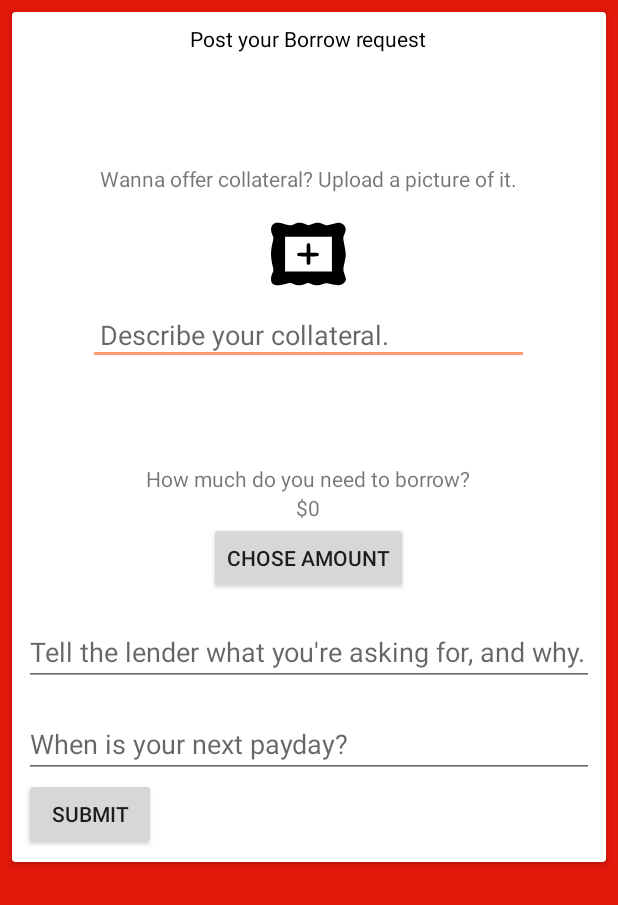
After one commit to cairacshields/Boan, an Android app: the layout form_borrow.xml on its own in the app's theme, with its tools: preview values and no code run, on a phone screen of 412 x 824 dp. The commit adds this screen. Shown: the top 905 px of the screen. Run offline under Robolectric (Android 15) with nearby library versions, the phone set to English and light mode, and no system bars.

Commit message:
Working on borrow request form:
~ Add in Picasso photo library
~ Set up new Firebase borrowRequest section
~ Added borrowRequest pojo for Firebase
~ Add layout for borrow request form
~ add dialog layout for numberPicker
~ Set up number picker for setting request amount
~ Set up date picker for choosing next pay date
~ send all data to Firebase under the correct node

```diff
--- a/app/build.gradle
+++ b/app/build.gradle
@@ -34,7 +34,8 @@ dependencies {
     implementation 'com.stripe:stripe-android:6.1.2'
     implementation 'com.firebaseui:firebase-ui-auth:4.1.0'
     implementation 'com.jakewharton:butterknife:8.8.1'
-    annotationProcessor 'com.jakewharton:butterknife-compiler:8.8.1'
+    implementation 'com.squareup.picasso:picasso:2.71828'
+    kapt 'com.jakewharton:butterknife-compiler:8.8.1'
     testImplementation 'junit:junit:4.12'
     androidTestImplementation 'com.android.support.test:runner:1.0.2'
     androidTestImplementation 'com.android.support.test.espresso:espresso-core:3.0.2'
--- a/app/src/main/AndroidManifest.xml
+++ b/app/src/main/AndroidManifest.xml
@@ -16,6 +16,7 @@
                 <category android:name="android.intent.category.LAUNCHER" />
             </intent-filter>
         </activity>
+        <activity android:name=".ui.BorrowForm" />
     </application>
 
 </manifest>
--- a/app/src/main/java/com/example/cairashields/boan/Objects/Users.java
+++ b/app/src/main/java/com/example/cairashields/boan/Objects/Users.java
@@ -7,13 +7,17 @@ public class Users {
     public String username;
     public String email;
     public String token;
+    public boolean isLender;
+
 
     public Users() {
         // Default constructor required for calls to DataSnapshot.getValue(User.class)
     }
 
-    public Users(String username, String email, String token) {
+    public Users(String username, String email, String token, boolean isLender) {
         this.username = username;
         this.email = email;
+        this.token = token;
+        this.isLender = isLender;
     }
 }
--- a/app/src/main/java/com/example/cairashields/boan/ui/SignUpFragment.kt
+++ b/app/src/main/java/com/example/cairashields/boan/ui/SignUpFragment.kt
@@ -13,6 +13,7 @@ import android.widget.EditText
 import android.widget.Toast
 import butterknife.BindView
 import butterknife.ButterKnife
+import com.example.cairashields.boan.MainActivity
 import com.example.cairashields.boan.R
 import com.firebase.ui.auth.AuthUI
 import com.firebase.ui.auth.IdpResponse
@@ -98,7 +99,7 @@ class SignUpFragment: Fragment(){
                     .check()
             if(emailValid && passwordValid && passwordsEqual) {
                 auth.signInWithEmailAndPassword(email!!, password!!)
-                        .addOnCompleteListener(activity!!.parent) { task ->
+                        .addOnCompleteListener(activity!! as MainActivity) { task ->
                             if (task.isSuccessful) {
                                 // Sign in success, update UI with the signed-in user's information
                                 Log.d(TAG, "signInWithEmail:success")
@@ -142,7 +143,7 @@ class SignUpFragment: Fragment(){
                     .check()
             if(emailValid && passwordValid && passwordsEqual) {
                 auth.createUserWithEmailAndPassword(email!!, password!!)
-                        .addOnCompleteListener(activity!!.parent) { task ->
+                        .addOnCompleteListener(activity as MainActivity) { task ->
                             if (task.isSuccessful) {
                                 // Sign in success, update UI with the signed-in user's information
                                 Log.d(TAG, "createUserWithEmail:success")
--- /dev/null
+++ b/app/src/main/res/drawable/ic_add_image.xml
@@ -0,0 +1,7 @@
+<vector android:height="24dp" android:viewportHeight="80"
+    android:viewportWidth="80" android:width="24dp" xmlns:android="http://schemas.android.com/apk/res/android">
+    <path android:fillColor="#000000"
+        android:pathData="M2,8c-2.4,2.4 -2.6,7 -0.5,11.1 1.4,2.6 1.4,3.5 0,8.8 -0.8,3.2 -1.5,8.5 -1.5,11.6 0,3.1 0.7,8.4 1.5,11.6 1.4,5.3 1.4,6.2 0,8.8 -2.1,4.1 -1.9,9.4 0.3,11.4 2.3,2.1 6.8,2.1 13.7,0.1 4.9,-1.4 5.7,-1.4 8.4,-0 3.8,2 8.2,2 12.4,-0 3.1,-1.5 3.6,-1.5 6.5,-0 3.9,2 7.9,2 12.5,0.1 3.1,-1.3 4.1,-1.3 8.7,0.1 7.2,2.1 11.8,1.6 14.4,-1.9 2,-2.7 2,-2.8 0.2,-8.1 -1.8,-5.1 -1.8,-5.6 -0.1,-13.4 1.7,-7.8 1.7,-8.5 0,-17.1 -1.8,-8.7 -1.8,-9.1 0,-13.1 2.2,-5 1.3,-8.7 -2.7,-10.9 -2.4,-1.4 -3.4,-1.3 -10,0.3 -6.9,1.7 -7.7,1.7 -10.6,0.2 -3.9,-2 -6.1,-2 -11.3,-0 -3.8,1.6 -4.3,1.6 -7.5,-0 -4.4,-2 -7.4,-2 -11.8,0.1 -3.3,1.5 -3.9,1.5 -9.6,-0 -7.8,-2.2 -10.6,-2.1 -13,0.3zM65,39.5l0,18.5 -25,-0 -25,-0 0,-18.5 0,-18.5 25,-0 25,-0 0,18.5z" android:strokeColor="#00000000"/>
+    <path android:fillColor="#000000"
+        android:pathData="M38,33l0,5 -5,-0c-4.3,-0 -5,0.3 -5,2 0,1.7 0.7,2 5,2l5,-0 0,4.5c0,3.8 0.3,4.5 2,4.5 1.7,-0 2,-0.7 2,-4.5l0,-4.5 4.5,-0c3.8,-0 4.5,-0.3 4.5,-2 0,-1.7 -0.7,-2 -4.5,-2l-4.5,-0 0,-5c0,-4.3 -0.3,-5 -2,-5 -1.7,-0 -2,0.7 -2,5z" android:strokeColor="#00000000"/>
+</vector>
--- /dev/null
+++ b/app/src/main/res/layout/form_borrow.xml
@@ -0,0 +1,112 @@
+<?xml version="1.0" encoding="utf-8"?>
+<RelativeLayout xmlns:android="http://schemas.android.com/apk/res/android"
+    android:layout_width="match_parent"
+    android:layout_height="match_parent"
+    android:background="@color/colorPrimary">
+
+    <android.support.v7.widget.CardView
+        android:layout_width="match_parent"
+        android:layout_height="wrap_content"
+        android:layout_margin="@dimen/small_margin"
+        android:elevation="3dp">
+        <android.support.v4.widget.NestedScrollView
+            android:layout_width="match_parent"
+            android:layout_height="wrap_content">
+
+        <LinearLayout
+            android:layout_width="match_parent"
+            android:layout_height="wrap_content"
+            android:layout_margin="@dimen/small_margin"
+            android:orientation="vertical">
+
+            <TextView
+                android:layout_width="wrap_content"
+                android:layout_height="wrap_content"
+                android:text="@string/post_request_title"
+                android:textColor="@color/black"
+                android:layout_gravity="center_horizontal"/>
+
+            <LinearLayout
+                android:layout_width="wrap_content"
+                android:layout_height="wrap_content"
+                android:layout_gravity="center_horizontal"
+                android:layout_marginTop="@dimen/huge_margin"
+                android:orientation="vertical"
+                android:padding="@dimen/small_margin">
+
+                <TextView
+                    android:layout_width="wrap_content"
+                    android:layout_height="wrap_content"
+                    android:layout_margin="@dimen/small_margin"
+                    android:padding="@dimen/small_margin"
+                    android:text="@string/collateral_offer" />
+
+                <ImageView
+                    android:id="@+id/user_collateral_pic"
+                    android:layout_width="75dp"
+                    android:layout_height="50dp"
+                    android:layout_gravity="center"
+                    android:src="@drawable/ic_add_image" />
+
+                <EditText
+                    android:id="@+id/collateral_description"
+                    android:layout_width="match_parent"
+                    android:layout_height="wrap_content"
+                    android:layout_margin="@dimen/small_margin"
+                    android:hint="@string/collater_describe"
+                    android:padding="@dimen/small_margin" />
+
+            </LinearLayout>
+
+            <LinearLayout
+                android:layout_width="wrap_content"
+                android:layout_height="wrap_content"
+                android:layout_gravity="center_horizontal"
+                android:layout_marginTop="@dimen/huge_margin"
+                android:orientation="vertical">
+
+                <TextView
+                    android:layout_width="wrap_content"
+                    android:layout_height="wrap_content"
+                    android:text="@string/borrow_amount" />
+
+                <TextView
+                    android:id="@+id/amount"
+                    android:layout_width="wrap_content"
+                    android:layout_height="wrap_content"
+                    android:layout_gravity="center_horizontal"
+                    android:text="$0" />
+
+                <Button
+                    android:id="@+id/borrow_amount"
+                    android:layout_width="wrap_content"
+                    android:layout_height="wrap_content"
+                    android:layout_gravity="center_horizontal"
+                    android:text="Chose amount" />
+            </LinearLayout>
+
+            <EditText
+                android:id="@+id/borrow_reason"
+                android:layout_width="match_parent"
+                android:layout_height="wrap_content"
+                android:layout_marginTop="@dimen/medium_margin"
+                android:hint="@string/reason_message" />
+
+            <EditText
+                android:id="@+id/borrow_repay_date"
+                android:layout_width="match_parent"
+                android:layout_height="wrap_content"
+                android:layout_marginTop="@dimen/medium_margin"
+                android:focusable="false"
+                android:hint="@string/payday" />
+
+            <Button
+                android:id="@+id/submit_request"
+                android:layout_width="wrap_content"
+                android:layout_height="wrap_content"
+                android:text="@string/submit" />
+        </LinearLayout>
+        </android.support.v4.widget.NestedScrollView>
+    </android.support.v7.widget.CardView>
+
+</RelativeLayout>
--- a/app/src/main/res/values/colors.xml
+++ b/app/src/main/res/values/colors.xml
@@ -1,7 +1,20 @@
 <?xml version="1.0" encoding="utf-8"?>
 <resources>
-    <color name="colorPrimary">#B0A3D4</color>
-    <color name="colorPrimaryDark">#CEBACF</color>
-    <color name="colorAccent">#D8D8F6</color>
+
+    <color name="black">#000000</color>
+
+    <color name="light_purple">#B0A3D4</color>
+    <color name="slightly_purple">#CEBACF</color>
+    <color name="blush_purple">#D8D8F6</color>
     <color name="white">#FFFFFF</color>
+
+    <color name="colorPrimaryDark">#E16036</color>
+    <color name="colorPrimary">#E3170A</color>
+    <color name="colorAccent">#FF9B71</color>
+    <color name="pinkish_peach">#F4796B</color>
+    <color name="blush_pink">#F4998D</color>
+
+    <color name="pleated_green">#157A6E</color>
+    <color name="christmas_tree">#499F68</color>
+    <color name="light_green">#77B28C</color>
 </resources>
--- a/app/src/main/res/values/strings.xml
+++ b/app/src/main/res/values/strings.xml
@@ -9,4 +9,11 @@
     <string name="lender">Lender</string>
     <string name="borrower">Borrower</string>
     <string name="which_are_you">Which are you?</string>
+    <string name="reason_message">Tell the lender what you\'re asking for, and why.</string>
+    <string name="payday">When is your next payday?</string>
+    <string name="borrow_amount">How much do you need to borrow?</string>
+    <string name="collater_describe">Describe your collateral.</string>
+    <string name="collateral_offer">Wanna offer collateral? Upload a picture of it.</string>
+    <string name="post_request_title">Post your Borrow request</string>
+    <string name="submit">Submit</string>
 </resources>
```
Also changed, not shown: app/src/main/java/com/example/cairashields/boan/MainActivity.kt (+10 -1 lines), app/src/main/java/com/example/cairashields/boan/Objects/BorrowRequest.java (added, +27 -0 lines), app/src/main/java/com/example/cairashields/boan/ui/BorrowForm.kt (added, +192 -0 lines), app/src/main/java/com/example/cairashields/boan/ui/CreditCardFragment.kt (+35 -9 lines), app/src/main/res/layout/dialog.xml (added, +29 -0 lines).
